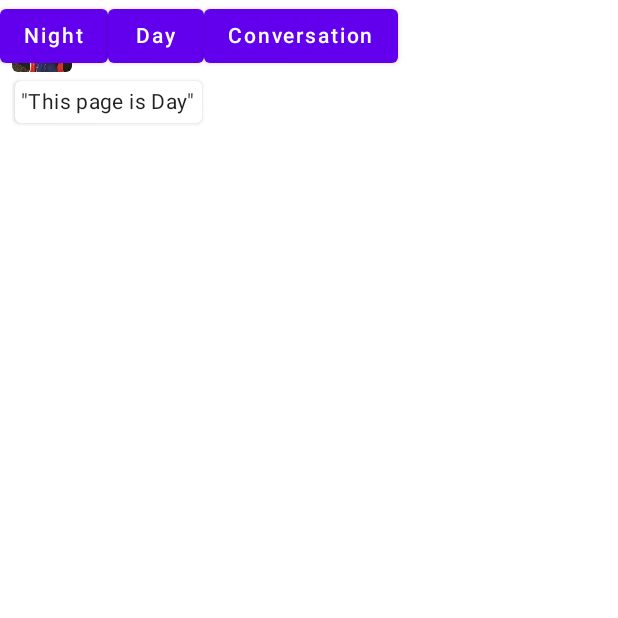
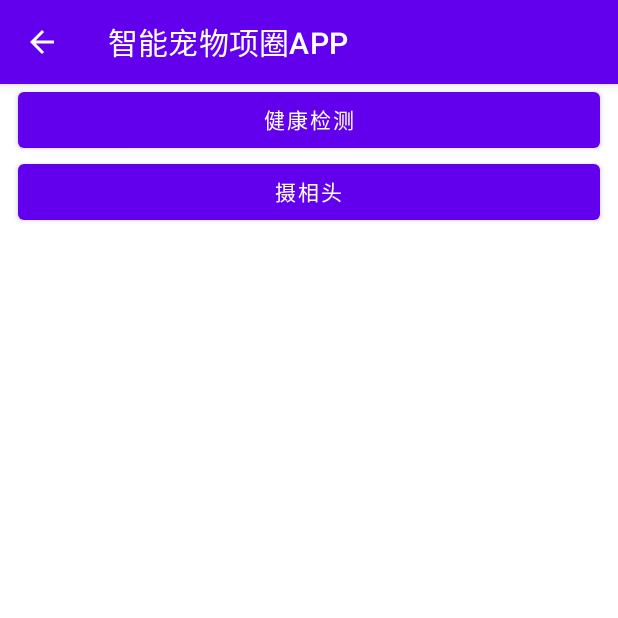
Before and after one commit to li6in9muyou/android-smart-pet-collar-app, an Android app built with Jetpack Compose: the screen it shows after launch (MainActivity), on a phone screen of 412 x 824 dp, the top half of it. Run offline under Robolectric (Android 15) with nearby library versions, the phone set to English and light mode, and no system bars.

Commit message:
setup three screens and back button

```diff
--- a/app/src/main/java/io/howto/howtocompose/MainActivity.kt
+++ b/app/src/main/java/io/howto/howtocompose/MainActivity.kt
@@ -13,16 +13,16 @@ import androidx.compose.foundation.layout.*
 import androidx.compose.foundation.lazy.LazyColumn
 import androidx.compose.foundation.lazy.items
 import androidx.compose.foundation.shape.RoundedCornerShape
-import androidx.compose.material.Button
-import androidx.compose.material.MaterialTheme
-import androidx.compose.material.Surface
-import androidx.compose.material.Text
+import androidx.compose.material.*
+import androidx.compose.material.icons.Icons
+import androidx.compose.material.icons.filled.ArrowBack
 import androidx.compose.runtime.*
 import androidx.compose.ui.Modifier
 import androidx.compose.ui.draw.clip
 import androidx.compose.ui.res.painterResource
 import androidx.compose.ui.tooling.preview.Preview
 import androidx.compose.ui.unit.dp
+import androidx.navigation.NavController
 import androidx.navigation.NavHostController
 import androidx.navigation.compose.NavHost
 import androidx.navigation.compose.composable
@@ -34,13 +34,62 @@ class MainActivity : ComponentActivity() {
         super.onCreate(savedInstanceState)
         setContent {
             HowToComposeTheme {
+                val nc = rememberNavController()
                 Surface(
                     modifier = Modifier.fillMaxSize(),
                     color = MaterialTheme.colors.background
                 ) {
-                    PreviewThreePages()
+                    Column {
+                        TopAppBar(
+                            elevation = 4.dp,
+                            title = { Text("智能宠物项圈APP") },
+                            backgroundColor = MaterialTheme.colors.primarySurface,
+                            navigationIcon = {
+                                IconButton(onClick = { nc.navigateUp() }) {
+                                    Icon(Icons.Filled.ArrowBack, null)
+                                }
+                            }
+                        )
+                        NavHost(
+                            navController = nc,
+                            startDestination = Pages.Home.name,
+                        ) {
+                            composable(Pages.FpvStream.name) { Text(Pages.FpvStream.name) }
+                            composable(Pages.Stats.name) { Text(Pages.Stats.name) }
+                            composable(Pages.Home.name) {
+                                Home(nc)
+                            }
+                        }
+                    }
                 }
             }
+        }
+    }
+}
+
+@Preview
+@Composable
+fun Home(
+    navController: NavController = rememberNavController()
+) {
+    Column(modifier = Modifier.fillMaxSize()) {
+        Button(
+            modifier = Modifier
+                .padding(horizontal = 12.dp)
+                .fillMaxWidth(),
+            onClick = {
+                navController.navigate(Pages.Stats.name)
+            }) {
+            Text("健康检测")
+        }
+        Button(
+            modifier = Modifier
+                .padding(horizontal = 12.dp)
+                .fillMaxWidth(),
+            onClick = {
+                navController.navigate(Pages.FpvStream.name)
+            }) {
+            Text("摄相头")
         }
     }
 }
@@ -103,6 +152,9 @@ enum class Pages {
     Conversation,
     Night,
     Day,
+    Home,
+    Stats,
+    FpvStream
 }
 
 @Preview(
```
